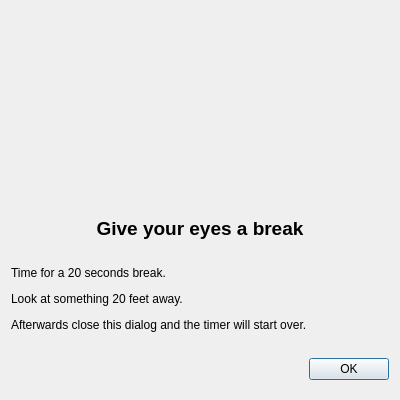
Qt form main/dialogs/reminderdialog.ui (pflaumenkern/202020) before a commit.
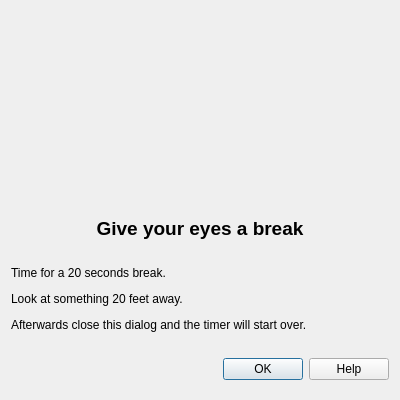
The same form after that commit. Icons and pictures are not drawn.

Commit message:
Add disabled fake button
Removes focus from OK button

Diff of the .ui file:
```diff
--- a/main/dialogs/reminderdialog.ui
+++ b/main/dialogs/reminderdialog.ui
@@ -125,7 +125,7 @@
       <enum>Qt::Horizontal</enum>
      </property>
      <property name="standardButtons">
-      <set>QDialogButtonBox::Ok</set>
+      <set>QDialogButtonBox::Help|QDialogButtonBox::Ok</set>
      </property>
     </widget>
    </item>
```
The commit also changes 1 other file.
